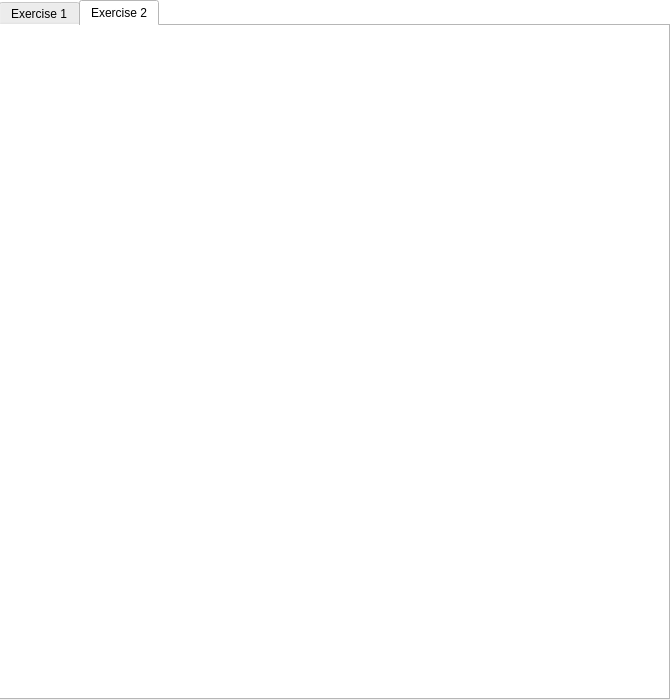
RyanH-007/Computer-Science-NEW, file upper_back_widget.ui: the form before one commit.
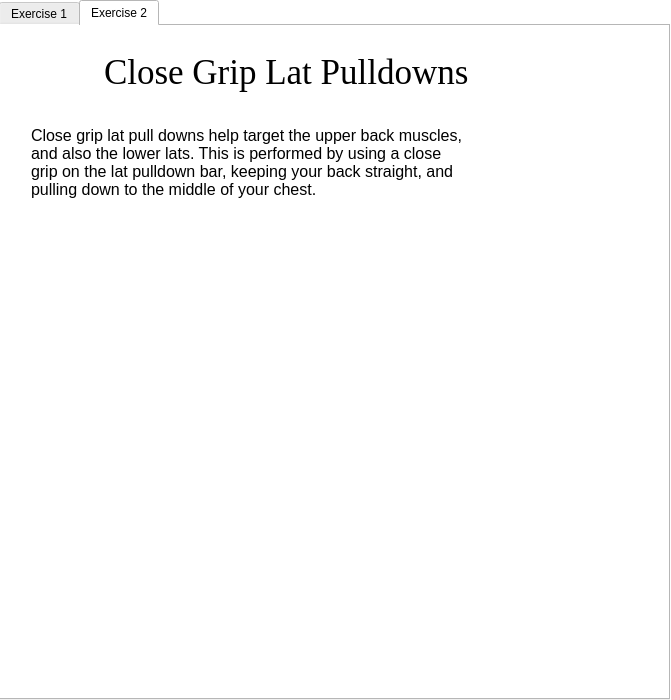
The form after the commit. The open tabs and pages were chosen to show the change. Icons and pictures are not drawn.

The edit to the form file:
```diff
--- a/upper_back_widget.ui
+++ b/upper_back_widget.ui
@@ -96,6 +96,65 @@
     <attribute name="title">
      <string>Exercise 2</string>
     </attribute>
+    <widget class="QLabel" name="upper_back_exercise_2_title_lbl">
+     <property name="geometry">
+      <rect>
+       <x>103</x>
+       <y>20</y>
+       <width>481</width>
+       <height>51</height>
+      </rect>
+     </property>
+     <property name="font">
+      <font>
+       <family>Georgia</family>
+       <pointsize>26</pointsize>
+      </font>
+     </property>
+     <property name="text">
+      <string>Close Grip Lat Pulldowns</string>
+     </property>
+    </widget>
+    <widget class="QLabel" name="upper_back_exercise_2_msg_lbl">
+     <property name="geometry">
+      <rect>
+       <x>30</x>
+       <y>100</y>
+       <width>431</width>
+       <height>121</height>
+      </rect>
+     </property>
+     <property name="font">
+      <font>
+       <pointsize>12</pointsize>
+      </font>
+     </property>
+     <property name="text">
+      <string>Close grip lat pull downs help target the upper back muscles, and also the lower lats. This is performed by using a close grip on the lat pulldown bar, keeping your back straight, and pulling down to the middle of your chest.</string>
+     </property>
+     <property name="alignment">
+      <set>Qt::AlignLeading|Qt::AlignLeft|Qt::AlignTop</set>
+     </property>
+     <property name="wordWrap">
+      <bool>true</bool>
+     </property>
+    </widget>
+    <widget class="QLabel" name="upper_back_exercise_2_lbl">
+     <property name="geometry">
+      <rect>
+       <x>100</x>
+       <y>260</y>
+       <width>481</width>
+       <height>381</height>
+      </rect>
+     </property>
+     <property name="text">
+      <string/>
+     </property>
+     <property name="pixmap">
+      <pixmap>../../Pictures/upper_back_exercise_2.png</pixmap>
+     </property>
+    </widget>
    </widget>
   </widget>
  </widget>
```
Left out of the diff: 2 changed lines with no effect on the pictures.
